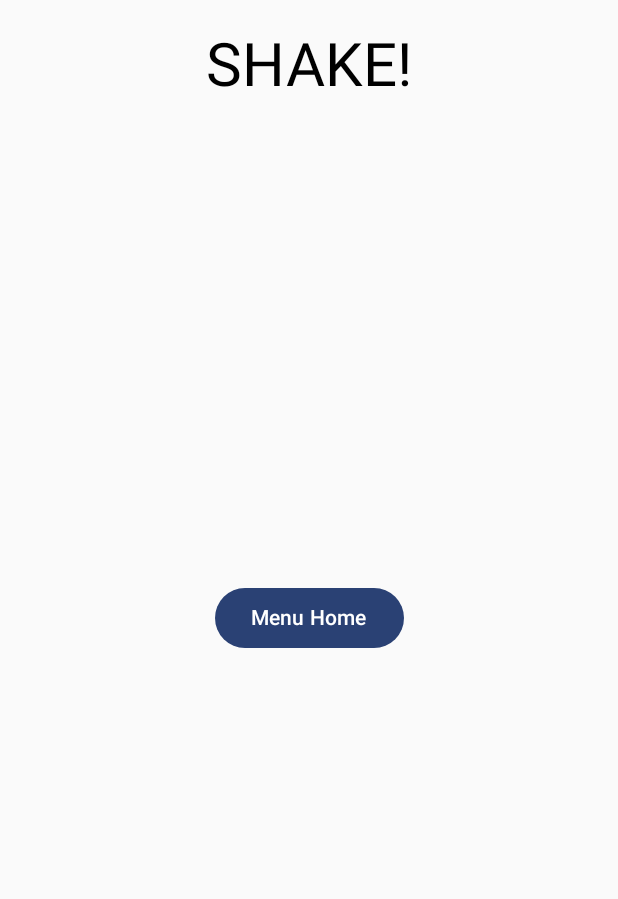
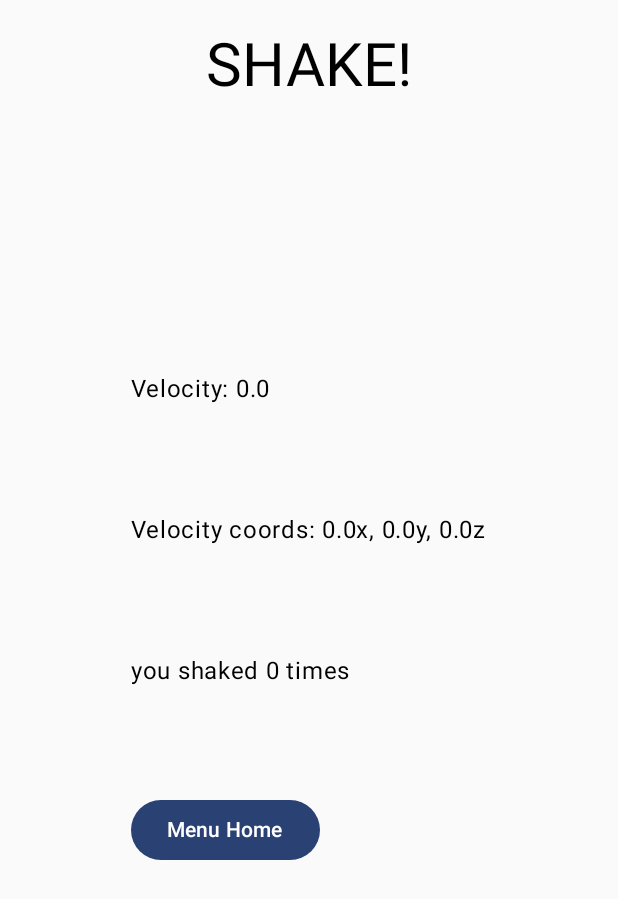
Before and after one commit to ntilleul/R4A11_Project, an Android app built with Jetpack Compose: the GameScreen screen opened through its navigation route, on a phone screen of 412 x 824 dp. Shown: the top 899 px of the screen. Run offline under Robolectric (Android 15) with nearby library versions, the phone set to English and light mode, and no system bars.

Commit message:
add shake count (need debug)

```diff
--- a/app/src/main/java/com/example/shifumi/GameViewModel.kt
+++ b/app/src/main/java/com/example/shifumi/GameViewModel.kt
@@ -6,5 +6,14 @@ import androidx.compose.runtime.getValue
 import androidx.compose.runtime.setValue
 
 class GameViewModel : ViewModel() {
-    var coords by mutableStateOf("")
+    var velocity_x = 0.0F
+    var velocity_y = 0.0F
+    var velocity_z = 0.0F
+    var shake_threehold = 20.0F
+    var is_shaken = false
+    var n_shake = 0
+
+    fun get_velocity(): Float {
+        return velocity_x + velocity_y + velocity_z
+    }
 }
--- a/app/src/main/java/com/example/shifumi/MainActivity.kt
+++ b/app/src/main/java/com/example/shifumi/MainActivity.kt
@@ -9,6 +9,7 @@ import androidx.activity.ComponentActivity
 import androidx.activity.compose.setContent
 import androidx.activity.enableEdgeToEdge
 import androidx.compose.foundation.layout.Box
+import androidx.compose.foundation.layout.Column
 import androidx.compose.foundation.layout.fillMaxSize
 import androidx.compose.foundation.layout.padding
 import androidx.compose.material3.Button
@@ -37,10 +38,10 @@ class MainActivity : ComponentActivity(), SensorEventListener {
         super.onCreate(savedInstanceState)
         enableEdgeToEdge()
         gameViewModel = GameViewModel()
-        setUpSensor();
+        setUpSensor()
         setContent {
             ShiFuMiTheme {
-                App(gameViewModel);
+                App(gameViewModel)
             }
         }
     }
@@ -54,11 +55,16 @@ class MainActivity : ComponentActivity(), SensorEventListener {
 
     override fun onSensorChanged(event: SensorEvent?) {
         if (event?.sensor?.type == Sensor.TYPE_ACCELEROMETER) {
-            val decimalFormat = DecimalFormat("0.00")
-            val x = decimalFormat.format(event.values[0])
-            val y = decimalFormat.format(event.values[1])
-            val z = decimalFormat.format(event.values[2])
-            gameViewModel.coords = "${x}, ${y}, ${z}"
+            gameViewModel.velocity_x = event.values[0]
+            gameViewModel.velocity_y = event.values[1]
+            gameViewModel.velocity_z = event.values[2]
+
+            if (gameViewModel.get_velocity() >= gameViewModel.shake_threehold) {
+                gameViewModel.n_shake++
+                gameViewModel.is_shaken = true
+            } else {
+                gameViewModel.is_shaken = false
+            }
         }
     }
 
@@ -116,23 +122,37 @@ fun GameScreen(navController: NavController, gameViewModel: GameViewModel) {
                 .padding(top = 20.dp),
             style = TextStyle(fontSize = 40.sp)
         )
-        Text(
-            text = gameViewModel.coords,
+        Column (
             modifier = Modifier
                 .align(Alignment.Center)
-                .padding( bottom = 70.dp)
+        ) {
+            Text(
+                text = "Velocity: ${gameViewModel.get_velocity()}",
+                modifier = Modifier
+                    .padding(bottom = 70.dp)
+            )
+            Text(
+                text = "Velocity coords: ${gameViewModel.velocity_x}x, ${gameViewModel.velocity_y}y, ${gameViewModel.velocity_z}z",
+                modifier = Modifier
+                    .padding(bottom = 70.dp)
+            )
+            Text(
+                text = "you shaked ${gameViewModel.n_shake} times",
+                modifier = Modifier
+                    .padding(bottom = 70.dp)
             )
             Button(
                 onClick = {
                     navController.navigate("title_screen")
                 },
                 modifier = Modifier
-                .align(Alignment.Center)
             ) {
                 Text(text = stringResource(R.string.Menu_Home))
+            }
         }
     }
 }
 
 
 // ha un truc ici normalement
+// Quel truc ???
```
Lines whose indentation alone changed are shown as unchanged.
